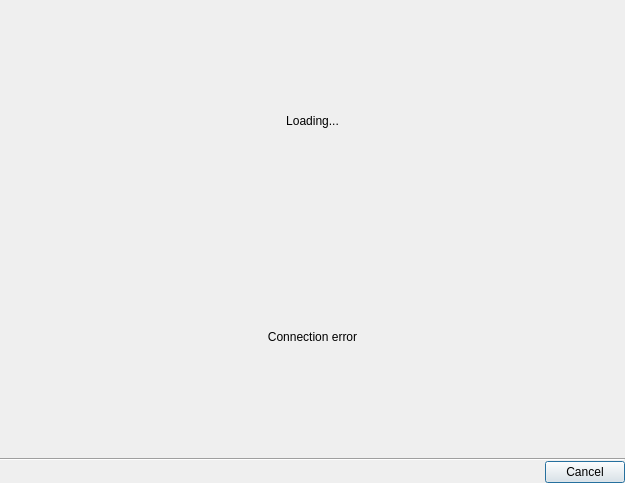
Qt form client/nx_client_desktop/src/ui/dialogs/ldap_users_dialog.ui (networkoptix/nx_open) before a commit.
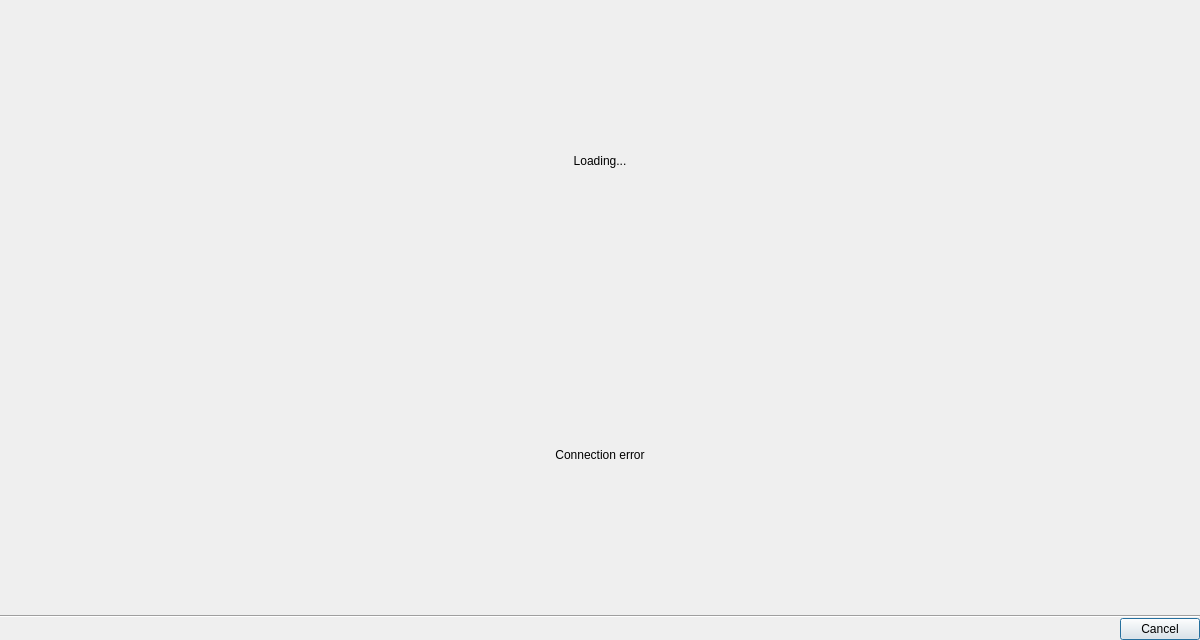
The same form after that commit. Custom widgets are drawn as their Qt base class.

Commit message:
VMS-6563: Adjust LDAP users dialog size
<==== Mercurial data ====>
Branch: vms_3.1_gui

What changed in the file:
```diff
--- a/client/nx_client_desktop/src/ui/dialogs/ldap_users_dialog.ui
+++ b/client/nx_client_desktop/src/ui/dialogs/ldap_users_dialog.ui
@@ -6,8 +6,8 @@
    <rect>
     <x>0</x>
     <y>0</y>
-    <width>625</width>
-    <height>483</height>
+    <width>1200</width>
+    <height>640</height>
    </rect>
   </property>
   <property name="windowTitle">
```
